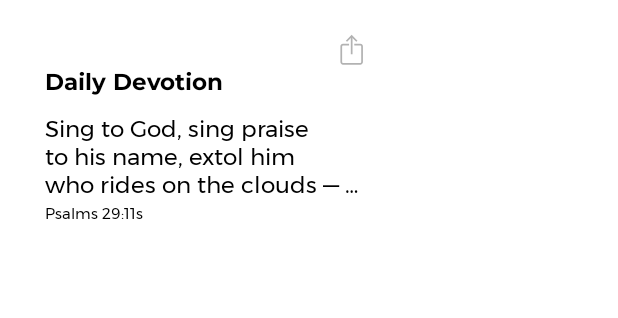
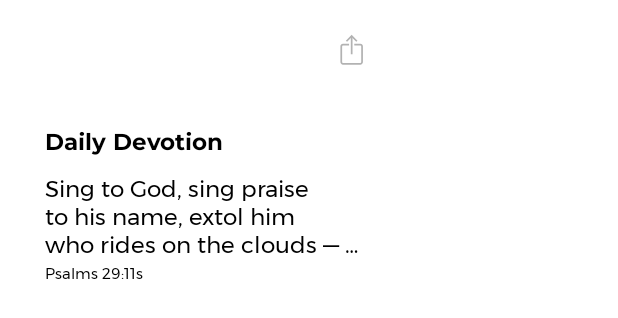
Before and after one commit to patrickhamzaokello/ProjectWCDLIRA, an Android app: the layout home_daily_highlights_design.xml on its own in the app's theme, with its tools: preview values and no code run, on a phone screen of 412 x 824 dp. Shown: the top 318 px of the screen. Run offline under Robolectric (Android 15) with nearby library versions, the phone set to English and light mode, and no system bars.

Commit message:
default and working layout

```diff
--- a/app/src/main/java/com/pkasemer/worshipcenterdowntown/Adapters/SelectedEventAdapter.java
+++ b/app/src/main/java/com/pkasemer/worshipcenterdowntown/Adapters/SelectedEventAdapter.java
@@ -301,10 +301,6 @@ public class SelectedEventAdapter extends RecyclerView.Adapter<RecyclerView.View
 
 
 
-
-
-
-
    /*
    View Holders
    _________________________________________________________________________________________________
--- a/app/src/main/res/layout/home_daily_highlights_design.xml
+++ b/app/src/main/res/layout/home_daily_highlights_design.xml
@@ -2,7 +2,7 @@
 <RelativeLayout xmlns:android="http://schemas.android.com/apk/res/android"
     xmlns:app="http://schemas.android.com/apk/res-auto"
     android:layout_width="@dimen/cardsize"
-    android:layout_height="180dp"
+    android:layout_height="@dimen/daily_highlighs_height"
 
     android:clipToPadding="false"
     android:padding="10dp">
--- a/app/src/main/res/values/dimens.xml
+++ b/app/src/main/res/values/dimens.xml
@@ -15,6 +15,7 @@
     <dimen name="cardsize">270dp</dimen>
     <dimen name="sectionHeading">18sp</dimen>
     <dimen name="SectionSubheading">15sp</dimen>
-    <dimen name="home_image_slider">157dp</dimen>
+    <dimen name="home_image_slider">250dp</dimen>
+    <dimen name="daily_highlighs_height">220dp</dimen>
 
 </resources>
```
